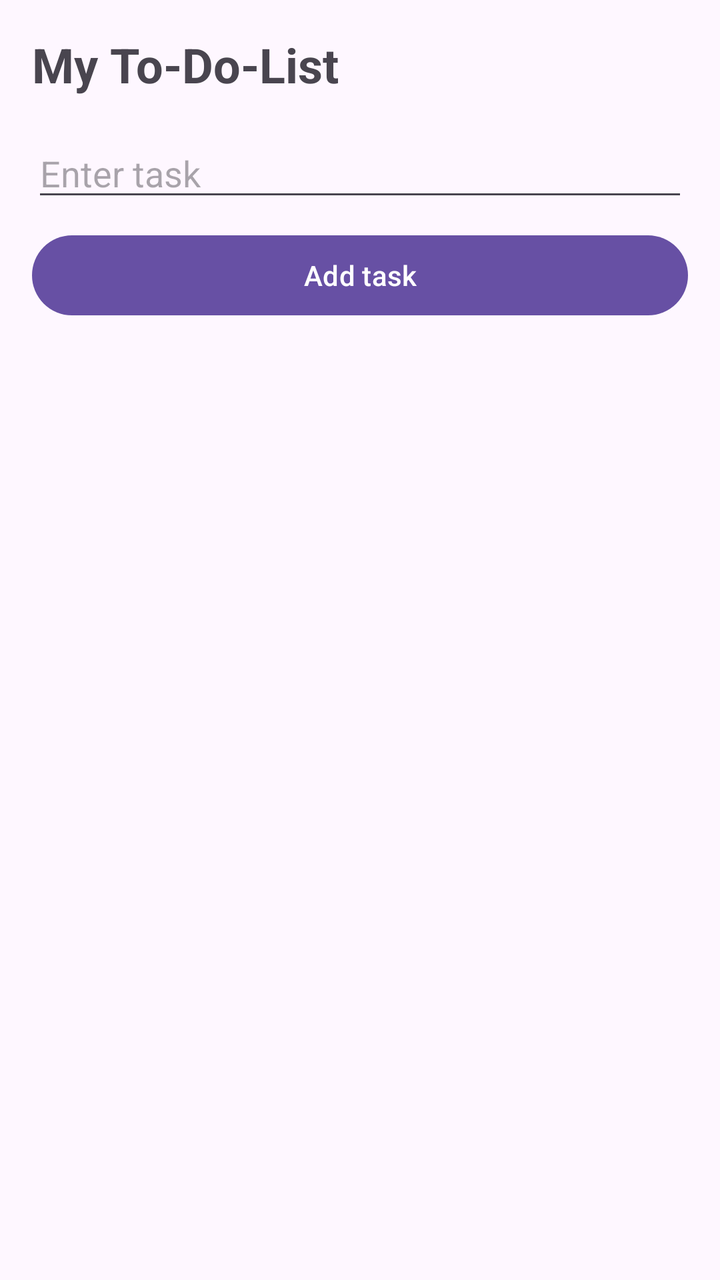
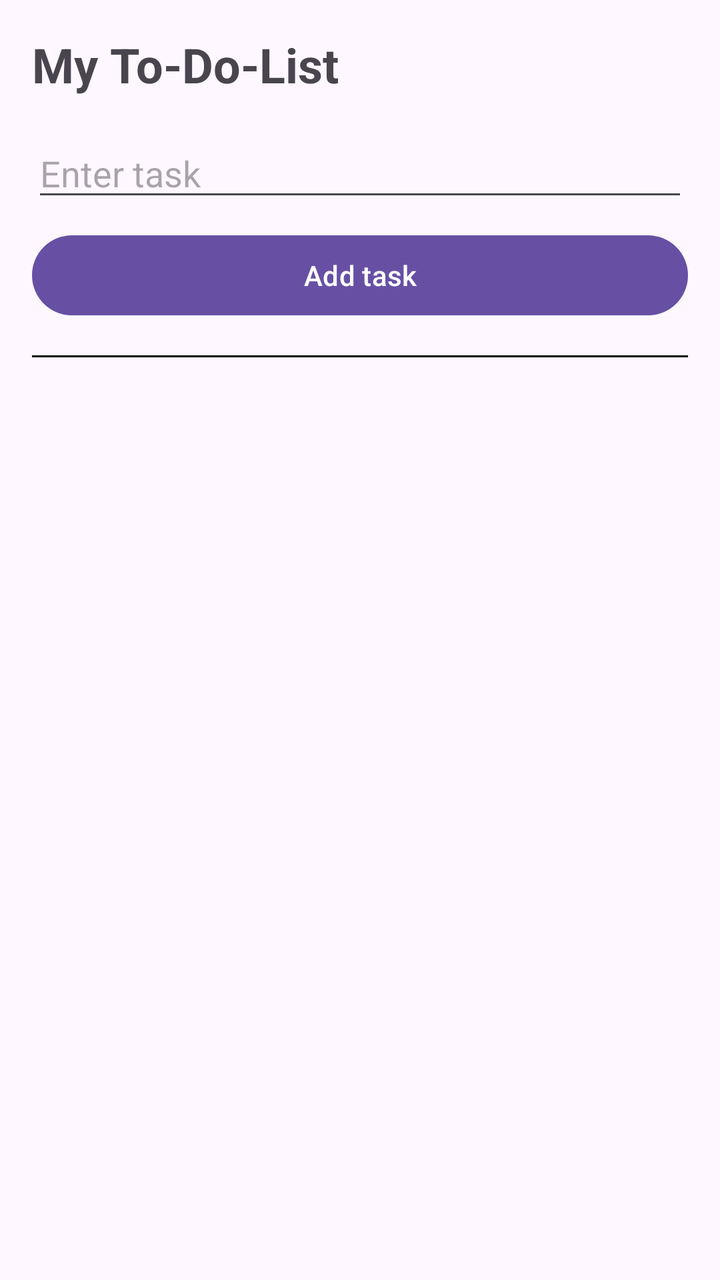

Two renders of the same Android screen: before a commit and after it. Below are the layout's source before the change and the commit's diff.
<!-- AndroidManifest.xml: application theme Theme.TO_DO_LIST -->
<!-- res/layout/activity_todopage.xml -->
<?xml version="1.0" encoding="utf-8"?>
<LinearLayout
    xmlns:android="http://schemas.android.com/apk/res/android"
    android:id="@+id/main"
    android:layout_width="match_parent"
    android:layout_height="match_parent"
    android:padding="16dp"
    android:orientation="vertical">

    <TextView
        android:layout_width="wrap_content"
        android:layout_height="wrap_content"
        android:text="My To-Do-List"
        android:textSize="24sp"
        android:textStyle="bold"
        android:layout_marginBottom="16dp"/>

    <EditText
        android:id="@+id/taskInput"
        android:layout_width="match_parent"
        android:layout_height="wrap_content"
        android:hint="Enter task"
        android:layout_marginBottom="8dp"/>

    <Button
        android:id="@+id/addBtn"
        android:layout_width="match_parent"
        android:layout_height="wrap_content"
        android:text="Add task"
        android:layout_marginBottom="16dp"/>

    <ListView
        android:id="@+id/listView"
        android:layout_width="wrap_content"
        android:layout_height="wrap_content"/>

</LinearLayout>
<!-- resources referenced by this layout -->
<resources>
  <style name="Theme.TO_DO_LIST" parent="Base.Theme.TO_DO_LIST" />
  <style name="Base.Theme.TO_DO_LIST" parent="Theme.Material3.DayNight.NoActionBar">
          
          
      </style>
</resources>

<!-- the commit's change to res/layout/activity_todopage.xml (unified diff, before → after) -->
@@ -33,5 +33,9 @@
         android:id="@+id/listView"
         android:layout_width="wrap_content"
         android:layout_height="wrap_content"/>
+     <View
+         android:layout_width="match_parent"
+         android:layout_height="1dp"
+         android:background="@color/black"/>
 
 </LinearLayout>
<!-- resource entries referenced after the edit -->
@@ -1,5 +1,6 @@
 <!-- resources referenced by this layout -->
 <resources>
+  <color name="black">#FF000000</color>
   <style name="Theme.TO_DO_LIST" parent="Base.Theme.TO_DO_LIST" />
   <style name="Base.Theme.TO_DO_LIST" parent="Theme.Material3.DayNight.NoActionBar">
           
